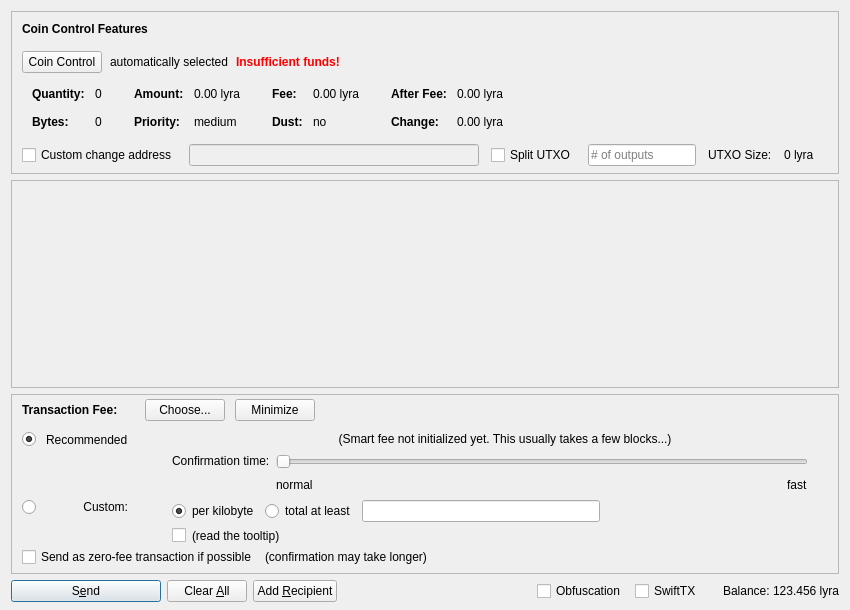
This is src/qt/forms/sendcoinsdialog.ui in scryptachain/scrypta as Qt 5 draws it before an edit. The edited form follows.
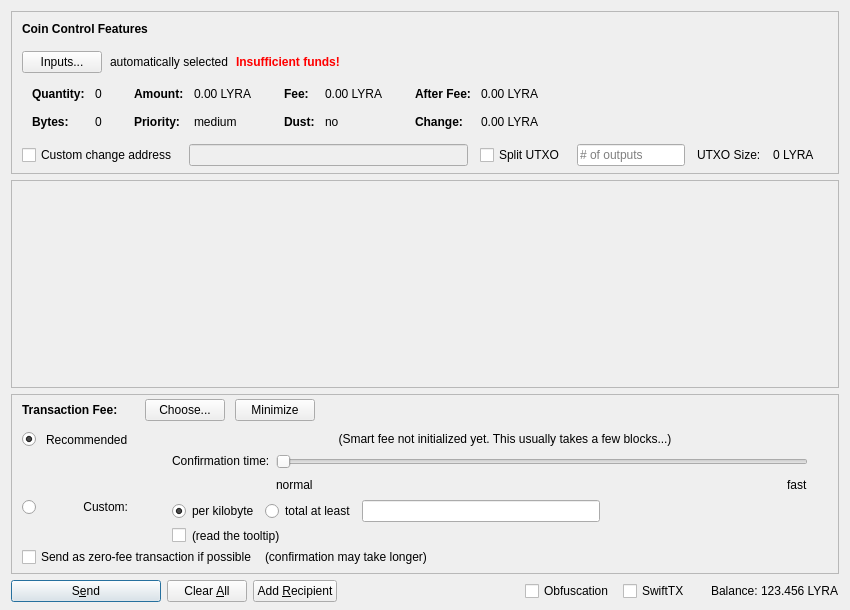
This is the edited form. Icons and pictures are not drawn. Custom widgets are drawn as their Qt base class.

The edit to the form file:
```diff
--- a/src/qt/forms/sendcoinsdialog.ui
+++ b/src/qt/forms/sendcoinsdialog.ui
@@ -107,7 +107,7 @@
              <string notr="true"/>
             </property>
             <property name="text">
-             <string>Coin Control</string>
+             <string>Inputs...</string>
             </property>
             <property name="autoDefault">
              <bool>false</bool>
@@ -324,7 +324,7 @@
                   <enum>Qt::ActionsContextMenu</enum>
                  </property>
                  <property name="text">
-                  <string notr="true">0.00 lyra</string>
+                  <string notr="true">0.00 LYRA</string>
                  </property>
                  <property name="textInteractionFlags">
                   <set>Qt::LinksAccessibleByMouse|Qt::TextSelectableByKeyboard|Qt::TextSelectableByMouse</set>
@@ -404,7 +404,7 @@
                   <enum>Qt::ActionsContextMenu</enum>
                  </property>
                  <property name="text">
-                  <string notr="true">0.00 lyra</string>
+                  <string notr="true">0.00 LYRA</string>
                  </property>
                  <property name="textInteractionFlags">
                   <set>Qt::LinksAccessibleByMouse|Qt::TextSelectableByKeyboard|Qt::TextSelectableByMouse</set>
@@ -484,7 +484,7 @@
                   <enum>Qt::ActionsContextMenu</enum>
                  </property>
                  <property name="text">
-                  <string notr="true">0.00 lyra</string>
+                  <string notr="true">0.00 LYRA</string>
                  </property>
                  <property name="textInteractionFlags">
                   <set>Qt::LinksAccessibleByMouse|Qt::TextSelectableByKeyboard|Qt::TextSelectableByMouse</set>
@@ -513,7 +513,7 @@
                   <enum>Qt::ActionsContextMenu</enum>
                  </property>
                  <property name="text">
-                  <string notr="true">0.00 lyra</string>
+                  <string notr="true">0.00 LYRA</string>
                  </property>
                  <property name="textInteractionFlags">
                   <set>Qt::LinksAccessibleByMouse|Qt::TextSelectableByKeyboard|Qt::TextSelectableByMouse</set>
@@ -594,7 +594,7 @@
           <item>
            <widget class="QLabel" name="labelBlockSize">
             <property name="text">
-             <string>0 lyra</string>
+             <string>0 LYRA</string>
             </property>
            </widget>
           </item>
@@ -1435,7 +1435,7 @@
           <cursorShape>IBeamCursor</cursorShape>
          </property>
          <property name="text">
-          <string notr="true">123.456 lyra</string>
+          <string notr="true">123.456 LYRA</string>
          </property>
          <property name="textInteractionFlags">
           <set>Qt::LinksAccessibleByMouse|Qt::TextSelectableByKeyboard|Qt::TextSelectableByMouse</set>
```
Left out of the diff: 8 changed lines with no effect on the pictures.
